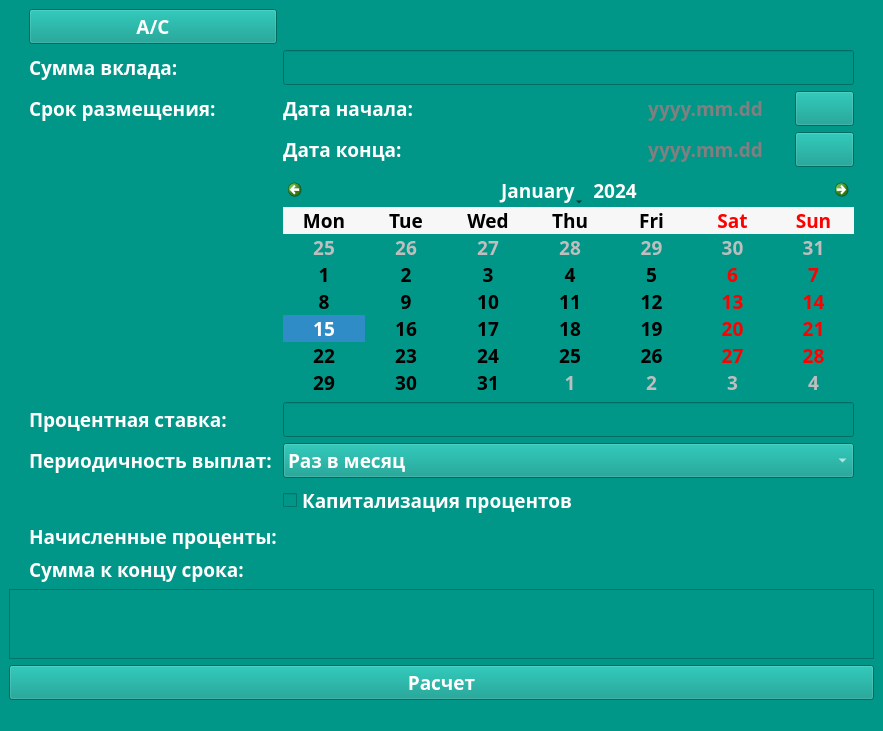
Qt form src/calculator/depcalc.ui (ElectricEnchanter/Calculator_v1.0) before a commit.
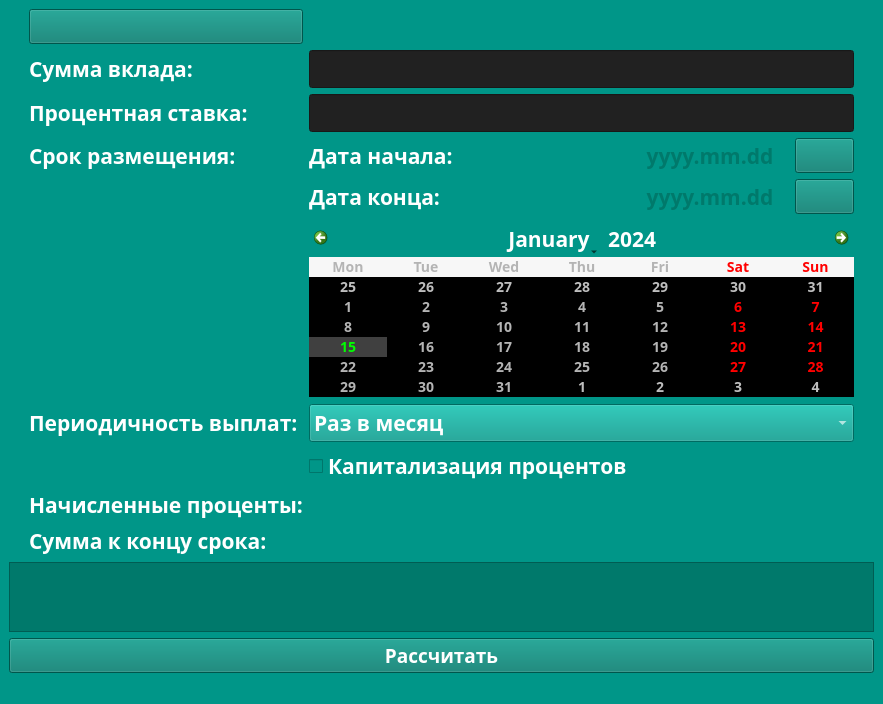
The same form after that commit. Icons and pictures are not drawn.

What changed in the file:
```diff
--- a/src/calculator/depcalc.ui
+++ b/src/calculator/depcalc.ui
@@ -13,7 +13,7 @@
   <property name="font">
    <font>
     <family>PT Sans Caption</family>
-    <pointsize>14</pointsize>
+    <pointsize>16</pointsize>
     <bold>true</bold>
    </font>
   </property>
@@ -24,355 +24,24 @@
    <string notr="true">background-color:#009688</string>
   </property>
   <widget class="QWidget" name="centralwidget">
-   <layout class="QVBoxLayout" name="verticalLayout_2" stretch="0,0,0">
+   <layout class="QVBoxLayout" name="verticalLayout_2" stretch="1,0,0">
     <item>
-     <layout class="QGridLayout" name="gridLayout_2" columnstretch="0,0,0,0">
+     <layout class="QGridLayout" name="gridLayout_2" columnstretch="0,0,0,0" rowminimumheight="1,1,1,1,1,1,1,1,1,1,1">
       <property name="spacing">
        <number>-1</number>
       </property>
-      <item row="3" column="2">
-       <layout class="QHBoxLayout" name="horizontalLayout" stretch="2,1,0">
-        <item>
-         <widget class="QLabel" name="periodEndInputLabel">
-          <property name="font">
-           <font>
-            <family>PT Sans Caption</family>
-            <pointsize>14</pointsize>
-            <bold>true</bold>
-           </font>
-          </property>
-          <property name="styleSheet">
-           <string notr="true">color: #FFFFFF;</string>
-          </property>
-          <property name="text">
-           <string>Дата конца:</string>
-          </property>
-         </widget>
-        </item>
-        <item>
-         <widget class="QLabel" name="periodEndInput">
-          <property name="font">
-           <font>
-            <family>PT Sans Caption</family>
-            <pointsize>14</pointsize>
-            <bold>true</bold>
-           </font>
-          </property>
-          <property name="styleSheet">
-           <string notr="true">color: #808080;</string>
-          </property>
-          <property name="text">
-           <string>yyyy.mm.dd</string>
-          </property>
-          <property name="alignment">
-           <set>Qt::AlignCenter</set>
-          </property>
-         </widget>
-        </item>
-        <item>
-         <widget class="QPushButton" name="periodEndInputButton">
-          <property name="font">
-           <font>
-            <family>PT Sans Caption</family>
-            <pointsize>14</pointsize>
-            <bold>true</bold>
-           </font>
-          </property>
-          <property name="styleSheet">
-           <string notr="true">color: #FFFFFF;</string>
-          </property>
-          <property name="text">
-           <string/>
-          </property>
-          <property name="checkable">
-           <bool>true</bool>
-          </property>
-         </widget>
-        </item>
-       </layout>
-      </item>
-      <item row="9" column="2">
-       <widget class="QLabel" name="endAmountOutput">
-        <property name="font">
-         <font>
-          <family>PT Sans Caption</family>
-          <pointsize>14</pointsize>
-          <bold>true</bold>
-         </font>
-        </property>
-        <property name="styleSheet">
-         <string notr="true">color: #FFFFFF;</string>
-        </property>
-        <property name="text">
-         <string/>
-        </property>
-       </widget>
-      </item>
-      <item row="1" column="2">
-       <widget class="QLineEdit" name="depAmountInput">
-        <property name="font">
-         <font>
-          <family>PT Sans Caption</family>
-          <pointsize>14</pointsize>
-          <bold>true</bold>
-         </font>
-        </property>
-        <property name="styleSheet">
-         <string notr="true">color: #FFFFFF;</string>
-        </property>
-       </widget>
-      </item>
-      <item row="8" column="1">
-       <widget class="QLabel" name="AccruedIntLabel">
-        <property name="font">
-         <font>
-          <family>PT Sans Caption</family>
-          <pointsize>14</pointsize>
-          <bold>true</bold>
-         </font>
-        </property>
-        <property name="styleSheet">
-         <string notr="true">color: #FFFFFF;</string>
-        </property>
-        <property name="text">
-         <string>Начисленные проценты:</string>
-        </property>
-       </widget>
-      </item>
-      <item row="9" column="1">
-       <widget class="QLabel" name="endAmountLabel">
-        <property name="font">
-         <font>
-          <family>PT Sans Caption</family>
-          <pointsize>14</pointsize>
-          <bold>true</bold>
-         </font>
-        </property>
-        <property name="styleSheet">
-         <string notr="true">color: #FFFFFF;</string>
-        </property>
-        <property name="text">
-         <string>Сумма к концу срока:</string>
-        </property>
-       </widget>
-      </item>
-      <item row="6" column="1">
-       <widget class="QLabel" name="payFrequencyLabel">
-        <property name="font">
-         <font>
-          <family>PT Sans Caption</family>
-          <pointsize>14</pointsize>
-          <bold>true</bold>
-         </font>
-        </property>
-        <property name="styleSheet">
-         <string notr="true">color: #FFFFFF;</string>
-        </property>
-        <property name="text">
-         <string>Периодичность выплат:</string>
-        </property>
-       </widget>
-      </item>
-      <item row="2" column="2">
-       <layout class="QHBoxLayout" name="horizontalLayout_2" stretch="2,1,0">
-        <property name="spacing">
-         <number>-1</number>
-        </property>
-        <property name="sizeConstraint">
-         <enum>QLayout::SetDefaultConstraint</enum>
-        </property>
-        <item>
-         <widget class="QLabel" name="periodStartInputLabel">
-          <property name="font">
-           <font>
-            <family>PT Sans Caption</family>
-            <pointsize>14</pointsize>
-            <bold>true</bold>
-           </font>
-          </property>
-          <property name="styleSheet">
-           <string notr="true">color: #FFFFFF;</string>
-          </property>
-          <property name="text">
-           <string>Дата начала:</string>
-          </property>
-         </widget>
-        </item>
-        <item>
-         <widget class="QLabel" name="periodStartInput">
-          <property name="font">
-           <font>
-            <family>PT Sans Caption</family>
-            <pointsize>14</pointsize>
-            <bold>true</bold>
-           </font>
-          </property>
-          <property name="styleSheet">
-           <string notr="true">color: #808080;</string>
-          </property>
-          <property name="text">
-           <string>yyyy.mm.dd</string>
-          </property>
-          <property name="alignment">
-           <set>Qt::AlignCenter</set>
-          </property>
-         </widget>
-        </item>
-        <item>
-         <widget class="QPushButton" name="periodStartInputButton">
-          <property name="font">
-           <font>
-            <family>PT Sans Caption</family>
-            <pointsize>14</pointsize>
-            <bold>true</bold>
-           </font>
-          </property>
-          <property name="styleSheet">
-           <string notr="true">color: #FFFFFF;</string>
-          </property>
-          <property name="text">
-           <string/>
-          </property>
-          <property name="checkable">
-           <bool>true</bool>
-          </property>
-         </widget>
-        </item>
-       </layout>
-      </item>
-      <item row="1" column="1">
-       <widget class="QLabel" name="depAmount">
-        <property name="font">
-         <font>
-          <family>PT Sans Caption</family>
-          <pointsize>14</pointsize>
-          <bold>true</bold>
-         </font>
-        </property>
-        <property name="styleSheet">
-         <string notr="true">color: #FFFFFF;</string>
-        </property>
-        <property name="text">
-         <string>Сумма вклада:</string>
-        </property>
-       </widget>
-      </item>
-      <item row="5" column="2">
-       <widget class="QLineEdit" name="interRateInput">
-        <property name="font">
-         <font>
-          <family>PT Sans Caption</family>
-          <pointsize>14</pointsize>
-          <bold>true</bold>
-         </font>
-        </property>
-        <property name="styleSheet">
-         <string notr="true">color: #FFFFFF;</string>
-        </property>
-       </widget>
-      </item>
-      <item row="0" column="1">
-       <widget class="QPushButton" name="reset">
-        <property name="font">
-         <font>
-          <family>PT Sans Caption</family>
-          <pointsize>14</pointsize>
-          <bold>true</bold>
-         </font>
-        </property>
-        <property name="styleSheet">
-         <string notr="true">color: #FFFFFF;</string>
-        </property>
-        <property name="text">
-         <string>A/C</string>
-        </property>
-       </widget>
-      </item>
       <item row="2" column="1">
-       <widget class="QLabel" name="periodLabel">
-        <property name="font">
-         <font>
-          <family>PT Sans Caption</family>
-          <pointsize>14</pointsize>
-          <bold>true</bold>
-         </font>
-        </property>
-        <property name="styleSheet">
-         <string notr="true">color: #FFFFFF;</string>
-        </property>
-        <property name="text">
-         <string>Срок размещения:</string>
-        </property>
-       </widget>
-      </item>
-      <item row="2" column="0">
-       <spacer name="horizontalSpacer">
-        <property name="orientation">
-         <enum>Qt::Horizontal</enum>
-        </property>
-        <property name="sizeType">
-         <enum>QSizePolicy::Fixed</enum>
-        </property>
-        <property name="sizeHint" stdset="0">
-         <size>
-          <width>20</width>
-          <height>20</height>
-         </size>
-        </property>
-       </spacer>
-      </item>
-      <item row="6" column="2">
-       <widget class="QComboBox" name="payFrequencyBox">
-        <property name="font">
-         <font>
-          <family>PT Sans Caption</family>
-          <pointsize>14</pointsize>
-          <bold>true</bold>
-         </font>
-        </property>
-        <property name="styleSheet">
-         <string notr="true">color: #FFFFFF;</string>
-        </property>
-        <item>
-         <property name="text">
-          <string>Раз в месяц</string>
-         </property>
-        </item>
-        <item>
-         <property name="text">
-          <string>Раз в год</string>
-         </property>
-        </item>
-        <item>
-         <property name="text">
-          <string>В конце срока</string>
-         </property>
-        </item>
-       </widget>
-      </item>
-      <item row="8" column="2">
-       <widget class="QLabel" name="AccruedIntOutput">
-        <property name="font">
-         <font>
-          <family>PT Sans Caption</family>
-          <pointsize>14</pointsize>
-          <bold>true</bold>
-         </font>
-        </property>
-        <property name="styleSheet">
-         <string notr="true">color: #FFFFFF;</string>
-        </property>
-        <property name="text">
-         <string/>
-        </property>
-       </widget>
-      </item>
-      <item row="5" column="1">
        <widget class="QLabel" name="interRateLabel">
+        <property name="sizePolicy">
+         <sizepolicy hsizetype="Preferred" vsizetype="Expanding">
+          <horstretch>0</horstretch>
+          <verstretch>0</verstretch>
+         </sizepolicy>
+        </property>
         <property name="font">
          <font>
           <family>PT Sans Caption</family>
-          <pointsize>14</pointsize>
+          <pointsize>16</pointsize>
           <bold>true</bold>
          </font>
         </property>
@@ -387,45 +56,53 @@
         </property>
        </widget>
       </item>
-      <item row="3" column="3">
-       <spacer name="horizontalSpacer_2">
-        <property name="orientation">
-         <enum>Qt::Horizontal</enum>
-        </property>
-        <property name="sizeType">
-         <enum>QSizePolicy::Fixed</enum>
-        </property>
-        <property name="sizeHint" stdset="0">
-         <size>
-          <width>20</width>
-          <height>20</height>
-         </size>
-        </property>
-       </spacer>
-      </item>
       <item row="7" column="2">
-       <widget class="QCheckBox" name="capitalization">
+       <widget class="QComboBox" name="payFrequencyBox">
+        <property name="sizePolicy">
+         <sizepolicy hsizetype="Preferred" vsizetype="Expanding">
+          <horstretch>0</horstretch>
+          <verstretch>0</verstretch>
+         </sizepolicy>
+        </property>
         <property name="font">
          <font>
           <family>PT Sans Caption</family>
-          <pointsize>14</pointsize>
+          <pointsize>16</pointsize>
           <bold>true</bold>
          </font>
         </property>
         <property name="styleSheet">
          <string notr="true">color: #FFFFFF;</string>
         </property>
-        <property name="text">
-         <string>Капитализация процентов</string>
-        </property>
+        <item>
+         <property name="text">
+          <string>Раз в месяц</string>
+         </property>
+        </item>
+        <item>
+         <property name="text">
+          <string>Раз в год</string>
+         </property>
+        </item>
+        <item>
+         <property name="text">
+          <string>В конце срока</string>
+         </property>
+        </item>
        </widget>
       </item>
-      <item row="4" column="2">
+      <item row="5" column="2">
        <widget class="QCalendarWidget" name="calendarWidget">
+        <property name="sizePolicy">
+         <sizepolicy hsizetype="Preferred" vsizetype="Expanding">
+          <horstretch>0</horstretch>
+          <verstretch>0</verstretch>
+         </sizepolicy>
+        </property>
         <property name="font">
          <font>
-          <family>PT Sans Narrow</family>
-          <pointsize>14</pointsize>
+          <family>PT Sans Caption</family>
+          <pointsize>16</pointsize>
           <bold>true</bold>
          </font>
         </property>
@@ -433,7 +110,18 @@
          <enum>Qt::LeftToRight</enum>
         </property>
         <property name="styleSheet">
-         <string notr="true"/>
+         <string notr="true">  QCalendarWidget QAbstractItemView:enabled 
+  {
+  	font-size:14px;  
+  	color: rgb(180, 180, 180);  
+  	background-color: black;  
+  	selection-background-color: rgb(64, 64, 64); 
+  	selection-color: rgb(0, 255, 0); 
+  }
+QCalendarWidget QWidget#qt_calendar_navigationbar
+{ 
+  background-color:background-color: #00796B;
+}</string>
         </property>
         <property name="gridVisible">
          <bool>false</bool>
@@ -455,12 +143,472 @@
         </property>
        </widget>
       </item>
+      <item row="3" column="2">
+       <layout class="QHBoxLayout" name="horizontalLayout_2" stretch="2,1,0">
+        <property name="spacing">
+         <number>-1</number>
+        </property>
+        <property name="sizeConstraint">
+         <enum>QLayout::SetDefaultConstraint</enum>
+        </property>
+        <item>
+         <widget class="QLabel" name="periodStartInputLabel">
+          <property name="sizePolicy">
+           <sizepolicy hsizetype="Preferred" vsizetype="Expanding">
+            <horstretch>0</horstretch>
+            <verstretch>0</verstretch>
+           </sizepolicy>
+          </property>
+          <property name="font">
+           <font>
+            <family>PT Sans Caption</family>
+            <pointsize>16</pointsize>
+            <bold>true</bold>
+           </font>
+          </property>
+          <property name="styleSheet">
+           <string notr="true">color: #FFFFFF;</string>
+          </property>
+          <property name="text">
+           <string>Дата начала:</string>
+          </property>
+         </widget>
+        </item>
+        <item>
+         <widget class="QLabel" name="periodStartInput">
+          <property name="sizePolicy">
+           <sizepolicy hsizetype="Preferred" vsizetype="Expanding">
+            <horstretch>0</horstretch>
+            <verstretch>0</verstretch>
+           </sizepolicy>
+          </property>
+          <property name="font">
+           <font>
+            <family>PT Sans Caption</family>
+            <pointsize>16</pointsize>
+            <bold>true</bold>
+           </font>
+          </property>
+          <property name="styleSheet">
+           <string notr="true">color: #00796B;</string>
+          </property>
+          <property name="text">
+           <string>yyyy.mm.dd</string>
+          </property>
+          <property name="alignment">
+           <set>Qt::AlignCenter</set>
+          </property>
+         </widget>
+        </item>
+        <item>
+         <widget class="QPushButton" name="periodStartInputButton">
+          <property name="sizePolicy">
+           <sizepolicy hsizetype="Minimum" vsizetype="Expanding">
+            <horstretch>0</horstretch>
+            <verstretch>0</verstretch>
+           </sizepolicy>
+          </property>
+          <property name="font">
+           <font>
+            <family>PT Sans Caption</family>
+            <pointsize>14</pointsize>
+            <bold>true</bold>
+           </font>
+          </property>
+          <property name="styleSheet">
+           <string notr="true">color: #FFFFFF;
+background-color: #00796B</string>
+          </property>
+          <property name="text">
+           <string/>
+          </property>
+          <property name="icon">
+           <iconset resource="../../assets/icons/icons.qrc">
+            <normaloff>:/outline_event_black.png</normaloff>:/outline_event_black.png</iconset>
+          </property>
+          <property name="checkable">
+           <bool>true</bool>
+          </property>
+         </widget>
+        </item>
+       </layout>
+      </item>
+      <item row="1" column="1">
+       <widget class="QLabel" name="depAmount">
+        <property name="sizePolicy">
+         <sizepolicy hsizetype="Preferred" vsizetype="Expanding">
+          <horstretch>0</horstretch>
+          <verstretch>0</verstretch>
+         </sizepolicy>
+        </property>
+        <property name="font">
+         <font>
+          <family>PT Sans Caption</family>
+          <pointsize>16</pointsize>
+          <bold>true</bold>
+         </font>
+        </property>
+        <property name="styleSheet">
+         <string notr="true">color: #FFFFFF;</string>
+        </property>
+        <property name="text">
+         <string>Сумма вклада:</string>
+        </property>
+       </widget>
+      </item>
+      <item row="1" column="2">
+       <widget class="QLineEdit" name="depAmountInput">
+        <property name="sizePolicy">
+         <sizepolicy hsizetype="Expanding" vsizetype="Expanding">
+          <horstretch>0</horstretch>
+          <verstretch>0</verstretch>
+         </sizepolicy>
+        </property>
+        <property name="font">
+         <font>
+          <family>PT Sans Caption</family>
+          <pointsize>16</pointsize>
+          <bold>true</bold>
+         </font>
+        </property>
+        <property name="styleSheet">
+         <string notr="true">background-color: #212121</string>
+        </property>
+       </widget>
+      </item>
+      <item row="10" column="2">
+       <widget class="QLabel" name="endAmountOutput">
+        <property name="sizePolicy">
+         <sizepolicy hsizetype="Preferred" vsizetype="Expanding">
+          <horstretch>0</horstretch>
+          <verstretch>0</verstretch>
+         </sizepolicy>
+        </property>
+        <property name="font">
+         <font>
+          <family>PT Sans Caption</family>
+          <pointsize>16</pointsize>
+          <bold>true</bold>
+         </font>
+        </property>
+        <property name="styleSheet">
+         <string notr="true">color: #FFFFFF;</string>
+        </property>
+        <property name="text">
+         <string/>
+        </property>
+       </widget>
+      </item>
+      <item row="7" column="1">
+       <widget class="QLabel" name="payFrequencyLabel">
+        <property name="sizePolicy">
+         <sizepolicy hsizetype="Preferred" vsizetype="Expanding">
+          <horstretch>0</horstretch>
+          <verstretch>0</verstretch>
+         </sizepolicy>
+        </property>
+        <property name="font">
+         <font>
+          <family>PT Sans Caption</family>
+          <pointsize>16</pointsize>
+          <bold>true</bold>
+         </font>
+        </property>
+        <property name="styleSheet">
+         <string notr="true">color: #FFFFFF;</string>
+        </property>
+        <property name="text">
+         <string>Периодичность выплат:</string>
+        </property>
+       </widget>
+      </item>
+      <item row="4" column="3">
+       <spacer name="horizontalSpacer_2">
+        <property name="orientation">
+         <enum>Qt::Horizontal</enum>
+        </property>
+        <property name="sizeType">
+         <enum>QSizePolicy::Fixed</enum>
+        </property>
+        <property name="sizeHint" stdset="0">
+         <size>
+          <width>20</width>
+          <height>20</height>
+         </size>
+        </property>
+       </spacer>
+      </item>
+      <item row="8" column="2">
+       <widget class="QCheckBox" name="capitalization">
+        <property name="sizePolicy">
+         <sizepolicy hsizetype="Minimum" vsizetype="Expanding">
+          <horstretch>0</horstretch>
+          <verstretch>0</verstretch>
+         </sizepolicy>
+        </property>
+        <property name="font">
+         <font>
+          <family>PT Sans Caption</family>
+          <pointsize>16</pointsize>
+          <bold>true</bold>
+         </font>
+        </property>
+        <property name="styleSheet">
+         <string notr="true">color: #FFFFFF;</string>
+        </property>
+        <property name="text">
+         <string>Капитализация процентов</string>
+        </property>
+       </widget>
+      </item>
+      <item row="10" column="1">
+       <widget class="QLabel" name="endAmountLabel">
+        <property name="sizePolicy">
+         <sizepolicy hsizetype="Preferred" vsizetype="Expanding">
+          <horstretch>0</horstretch>
+          <verstretch>0</verstretch>
+         </sizepolicy>
+        </property>
+        <property name="font">
+         <font>
+          <family>PT Sans Caption</family>
+          <pointsize>16</pointsize>
+          <bold>true</bold>
+         </font>
+        </property>
+        <property name="styleSheet">
+         <string notr="true">color: #FFFFFF;</string>
+        </property>
+        <property name="text">
+         <string>Сумма к концу срока:</string>
+        </property>
+       </widget>
+      </item>
+      <item row="0" column="1">
+       <widget class="QPushButton" name="reset">
+        <property name="font">
+         <font>
+          <family>PT Sans Caption</family>
+          <pointsize>14</pointsize>
+          <bold>true</bold>
+         </font>
+        </property>
+        <property name="styleSheet">
+         <string notr="true">color: #FFFFFF;
+background-color: #00796B</string>
+        </property>
+        <property name="text">
+         <string/>
+        </property>
+        <property name="icon">
+         <iconset resource="../../assets/icons/icons.qrc">
+          <normaloff>:/backspace.png</normaloff>:/backspace.png</iconset>
+        </property>
+       </widget>
+      </item>
+      <item row="3" column="0">
+       <spacer name="horizontalSpacer">
+        <property name="orientation">
+         <enum>Qt::Horizontal</enum>
+        </property>
+        <property name="sizeType">
+         <enum>QSizePolicy::Fixed</enum>
+        </property>
+        <property name="sizeHint" stdset="0">
+         <size>
+          <width>20</width>
+          <height>20</height>
+         </size>
+        </property>
+       </spacer>
+      </item>
+      <item row="9" column="1">
+       <widget class="QLabel" name="AccruedIntLabel">
+        <property name="sizePolicy">
+         <sizepolicy hsizetype="Preferred" vsizetype="Expanding">
+          <horstretch>0</horstretch>
+          <verstretch>0</verstretch>
+         </sizepolicy>
+        </property>
+        <property name="font">
+         <font>
+          <family>PT Sans Caption</family>
+          <pointsize>16</pointsize>
+          <bold>true</bold>
+         </font>
+        </property>
+        <property name="styleSheet">
+         <string notr="true">color: #FFFFFF;</string>
+        </property>
+        <property name="text">
+         <string>Начисленные проценты:</string>
+        </property>
+       </widget>
+      </item>
+      <item row="3" column="1">
+       <widget class="QLabel" name="periodLabel">
+        <property name="sizePolicy">
+         <sizepolicy hsizetype="Preferred" vsizetype="Expanding">
+          <horstretch>0</horstretch>
+          <verstretch>0</verstretch>
+         </sizepolicy>
+        </property>
+        <property name="font">
+         <font>
+          <family>PT Sans Caption</family>
+          <pointsize>16</pointsize>
+          <bold>true</bold>
+         </font>
+        </property>
+        <property name="styleSheet">
+         <string notr="true">color: #FFFFFF;</string>
+        </property>
+        <property name="text">
+         <string>Срок размещения:</string>
+        </property>
+       </widget>
+      </item>
+      <item row="9" column="2">
+       <widget class="QLabel" name="AccruedIntOutput">
+        <property name="sizePolicy">
+         <sizepolicy hsizetype="Preferred" vsizetype="Expanding">
+          <horstretch>0</horstretch>
+          <verstretch>0</verstretch>
+         </sizepolicy>
+        </property>
+        <property name="font">
+         <font>
+          <family>PT Sans Caption</family>
+          <pointsize>16</pointsize>
+          <bold>true</bold>
+         </font>
+        </property>
+        <property name="styleSheet">
+         <string notr="true">color: #FFFFFF;</string>
+        </property>
+        <property name="text">
+         <string/>
+        </property>
+       </widget>
+      </item>
+      <item row="4" column="2">
+       <layout class="QHBoxLayout" name="horizontalLayout" stretch="2,1,0">
+        <item>
+         <widget class="QLabel" name="periodEndInputLabel">
+          <property name="sizePolicy">
+           <sizepolicy hsizetype="Preferred" vsizetype="Expanding">
+            <horstretch>0</horstretch>
+            <verstretch>0</verstretch>
+           </sizepolicy>
+          </property>
+          <property name="font">
+           <font>
+            <family>PT Sans Caption</family>
+            <pointsize>16</pointsize>
+            <bold>true</bold>
+           </font>
+          </property>
+          <property name="styleSheet">
+           <string notr="true">color: #FFFFFF;</string>
+          </property>
+          <property name="text">
+           <string>Дата конца:</string>
+          </property>
+         </widget>
+        </item>
+        <item>
+         <widget class="QLabel" name="periodEndInput">
+          <property name="sizePolicy">
+           <sizepolicy hsizetype="Preferred" vsizetype="Expanding">
+            <horstretch>0</horstretch>
+            <verstretch>0</verstretch>
+           </sizepolicy>
+          </property>
+          <property name="font">
+           <font>
+            <family>PT Sans Caption</family>
+            <pointsize>16</pointsize>
+            <bold>true</bold>
+           </font>
+          </property>
+          <property name="styleSheet">
+           <string notr="true">color: #00796B;</string>
+          </property>
+          <property name="text">
+           <string>yyyy.mm.dd</string>
+          </property>
+          <property name="alignment">
+           <set>Qt::AlignCenter</set>
+          </property>
+         </widget>
+        </item>
+        <item>
+         <widget class="QPushButton" name="periodEndInputButton">
+          <property name="sizePolicy">
+           <sizepolicy hsizetype="Minimum" vsizetype="Expanding">
+            <horstretch>0</horstretch>
+            <verstretch>0</verstretch>
+           </sizepolicy>
+          </property>
+          <property name="font">
+           <font>
+            <family>PT Sans Caption</family>
+            <pointsize>14</pointsize>
+            <bold>true</bold>
+           </font>
+          </property>
+          <property name="styleSheet">
+           <string notr="true">color: #FFFFFF;
+background-color: #00796B</string>
+          </property>
+          <property name="text">
+           <string/>
+          </property>
+          <property name="icon">
+           <iconset resource="../../assets/icons/icons.qrc">
+            <normaloff>:/outline_event_black.png</normaloff>:/outline_event_black.png</iconset>
+          </property>
+          <property name="checkable">
+           <bool>true</bool>
+          </property>
+         </widget>
+        </item>
+       </layout>
+      </item>
+      <item row="2" column="2">
+       <widget class="QLineEdit" name="interRateInput">
+        <property name="sizePolicy">
+         <sizepolicy hsizetype="Expanding" vsizetype="Expanding">
+          <horstretch>0</horstretch>
+          <verstretch>0</verstretch>
+         </sizepolicy>
+        </property>
+        <property name="font">
+         <font>
+          <family>PT Sans Caption</family>
+          <pointsize>16</pointsize>
+          <bold>true</bold>
+         </font>
+        </property>
+        <property name="styleSheet">
+         <string notr="true">background-color: #212121</string>
+        </property>
+       </widget>
+      </item>
      </layout>
     </item>
     <item>
      <widget class="QTableWidget" name="tableWidget">
+      <property name="font">
+       <font>
+        <family>PT Sans Caption</family>
+        <pointsize>16</pointsize>
+        <bold>true</bold>
+       </font>
+      </property>
       <property name="styleSheet">
-       <string notr="true">color: #FFFFFF;</string>
+       <string notr="true">color: #FFFFFF;
+background-color: #00796B</string>
       </property>
      </widget>
     </item>
@@ -474,10 +622,11 @@
        </font>
       </property>
       <property name="styleSheet">
-       <string notr="true">color: #FFFFFF;</string>
+       <string notr="true">color: #FFFFFF;
+background-color: #00796B</string>
       </property>
       <property name="text">
-       <string>Расчет</string>
+       <string>Рассчитать</string>
       </property>
      </widget>
     </item>
```
Left out of the diff: 7 changed lines with no effect on the pictures.
